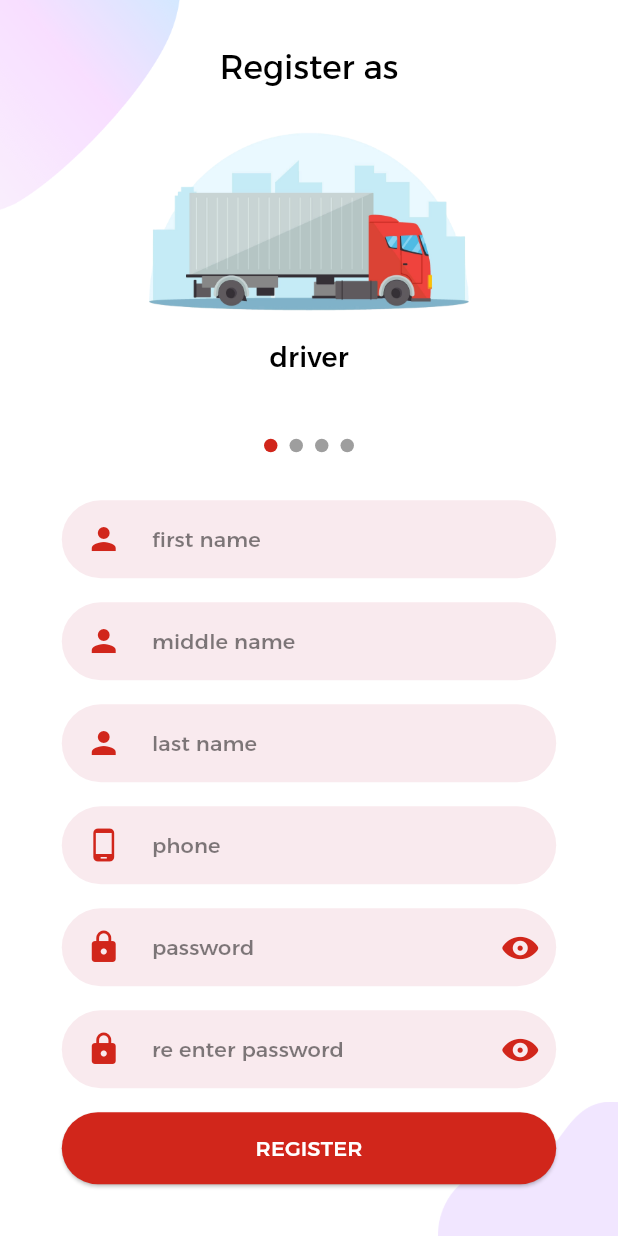
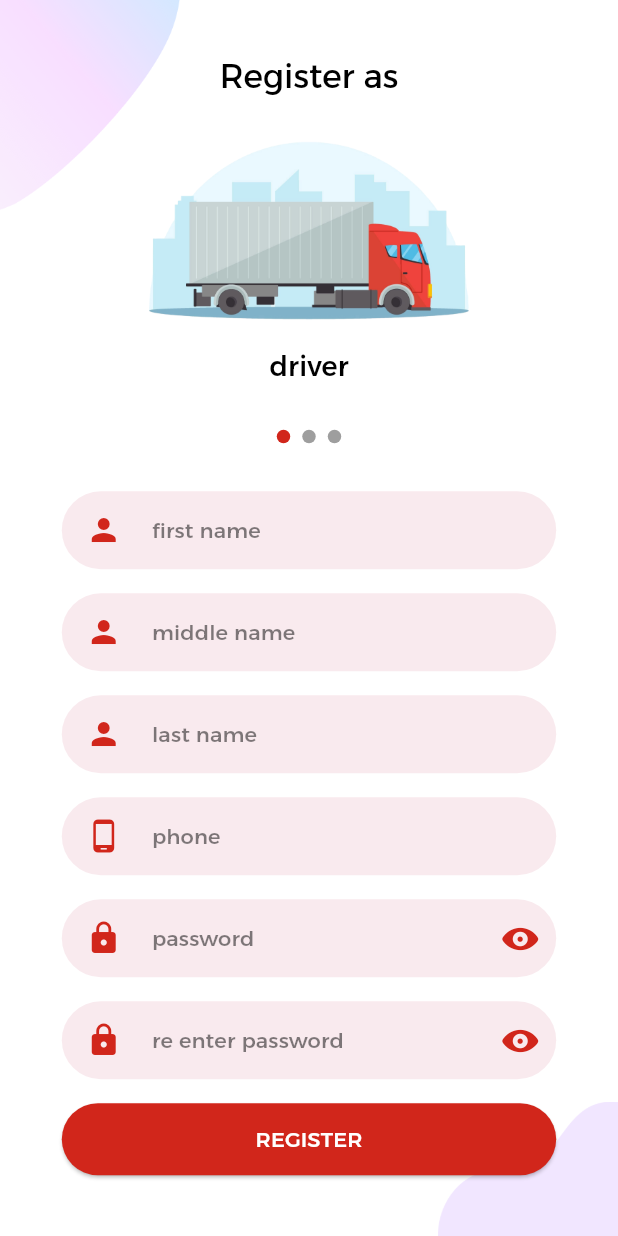
Before and after one commit to abd-Mohsen/shipping-app, a Flutter app: the screen it shows after launch, after a tap on "register", on a phone screen of 412 x 824 dp. Run offline on Flutter 3.47's test engine with Material 3 defaults, Android fonts, the phone set to English and light mode, and no system bars; drawn by our look-alikes of carousel_slider, smooth_page_indicator; our stand-ins replace flutter_spinkit, geolocator, get, get_storage, otp_text_field, timer_count_down; accounts and stored records are empty.

Commit message:
added new fields to register

```diff
--- a/lib/controllers/register_controller.dart
+++ b/lib/controllers/register_controller.dart
@@ -11,7 +11,12 @@ class RegisterController extends GetxController {
     super.onClose();
   }
 
-  List<String> roles = ["driver", "customer", "company", "employee"];
+  List<String> roles = [
+    "driver",
+    "customer",
+    "company",
+    //"employee",
+  ];
 
   int roleIndex = 0;
 
@@ -26,6 +31,8 @@ class RegisterController extends GetxController {
     super.onInit();
   }
 
+  final companyName = TextEditingController();
+  final numberOfVehicles = TextEditingController();
   final firstName = TextEditingController();
   final middleName = TextEditingController();
   final lastName = TextEditingController();
--- a/lib/views/components/auth_field.dart
+++ b/lib/views/components/auth_field.dart
@@ -70,7 +70,7 @@ class AuthField extends StatelessWidget {
           ),
           prefixIcon: prefixIcon,
           suffixIcon: suffixIcon,
-          floatingLabelBehavior: FloatingLabelBehavior.never,
+          floatingLabelBehavior: FloatingLabelBehavior.auto,
         ),
         style: tt.titleSmall!.copyWith(color: Colors.black),
         validator: validator,
--- a/lib/views/login_view.dart
+++ b/lib/views/login_view.dart
@@ -106,7 +106,7 @@ class LoginView extends StatelessWidget {
                           },
                           child: Text(
                             "forgot password?",
-                            style: tt.labelMedium!.copyWith(color: cs.onBackground.withOpacity(0.6)),
+                            style: tt.labelMedium!.copyWith(color: cs.onBackground.withOpacity(0.7)),
                             textAlign: TextAlign.end,
                           ),
                         ),
--- a/lib/views/register_view.dart
+++ b/lib/views/register_view.dart
@@ -64,7 +64,7 @@ class RegisterView extends StatelessWidget {
                                   viewportFraction: 1,
                                 ),
                               ),
-                              const SizedBox(height: 12),
+                              //const SizedBox(height: 4),
                               AnimatedSmoothIndicator(
                                 activeIndex: rC.roleIndex,
                                 count: rC.roles.length,
@@ -90,6 +90,45 @@ class RegisterView extends StatelessWidget {
                       child: Column(
                         crossAxisAlignment: CrossAxisAlignment.end,
                         children: [
+                          //todo: add fields and hide them based on role
+                          Visibility(
+                            visible: controller.roles[controller.roleIndex] == "company",
+                            child: AuthField(
+                              controller: rC.companyName,
+                              keyboardType: TextInputType.text,
+                              textInputAction: TextInputAction.next,
+                              label: "company name",
+                              prefixIcon: Padding(
+                                padding: const EdgeInsets.symmetric(horizontal: 16),
+                                child: Icon(Icons.house, color: cs.primary),
+                              ),
+                              validator: (val) {
+                                return validateInput(rC.companyName.text, 4, 50, "");
+                              },
+                              onChanged: (val) {
+                                if (rC.buttonPressed) rC.registerFormKey.currentState!.validate();
+                              },
+                            ),
+                          ),
+                          Visibility(
+                            visible: controller.roles[controller.roleIndex] == "company",
+                            child: AuthField(
+                              controller: rC.numberOfVehicles,
+                              keyboardType: TextInputType.number,
+                              textInputAction: TextInputAction.next,
+                              label: "number of vehicles",
+                              prefixIcon: Padding(
+                                padding: const EdgeInsets.symmetric(horizontal: 16),
+                                child: Icon(Icons.local_shipping, color: cs.primary),
+                              ),
+                              validator: (val) {
+                                return validateInput(rC.numberOfVehicles.text, 4, 50, ""); //todo: this is a number
+                              },
+                              onChanged: (val) {
+                                if (rC.buttonPressed) rC.registerFormKey.currentState!.validate();
+                              },
+                            ),
+                          ),
                           AuthField(
                             controller: rC.firstName,
                             keyboardType: TextInputType.text,
@@ -176,8 +215,7 @@ class RegisterView extends StatelessWidget {
                                         child: Icon(CupertinoIcons.eye_fill, color: cs.primary),
                                       ),
                                 validator: (val) {
-                                  return validateInput(rC.password.text, 4, 50, "password",
-                                      pass: rC.password.text, rePass: rC.rePassword.text);
+                                  return validateInput(rC.password.text, 4, 50, "password");
                                 },
                                 onChanged: (val) {
                                   if (rC.buttonPressed) rC.registerFormKey.currentState!.validate();
```
